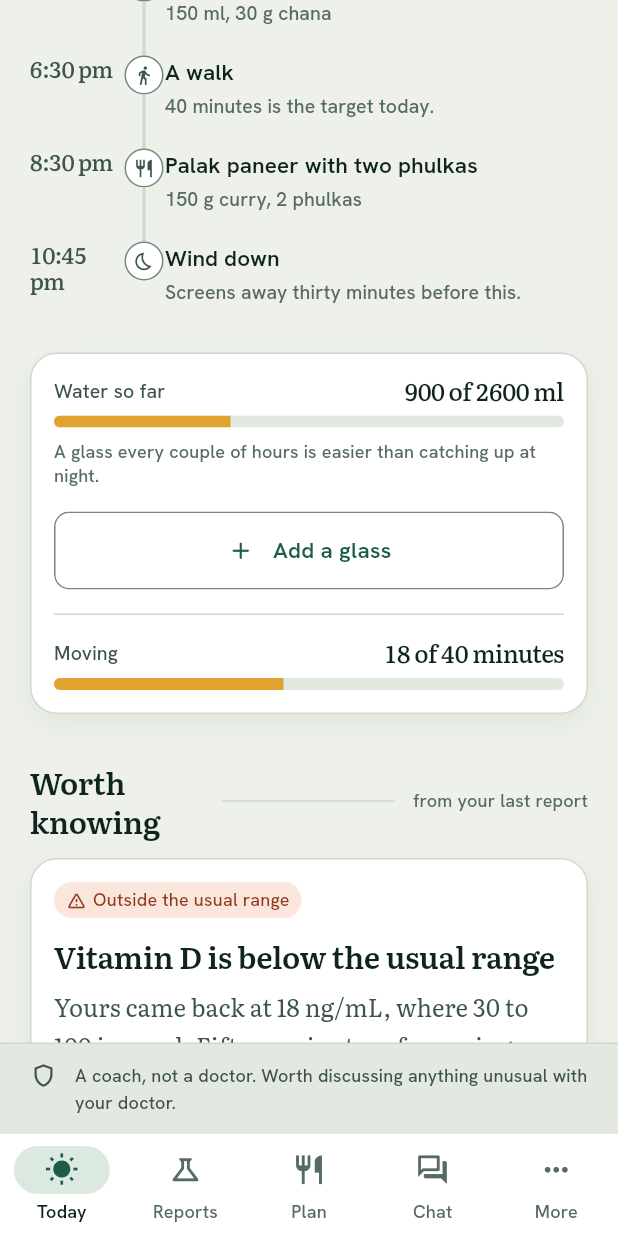
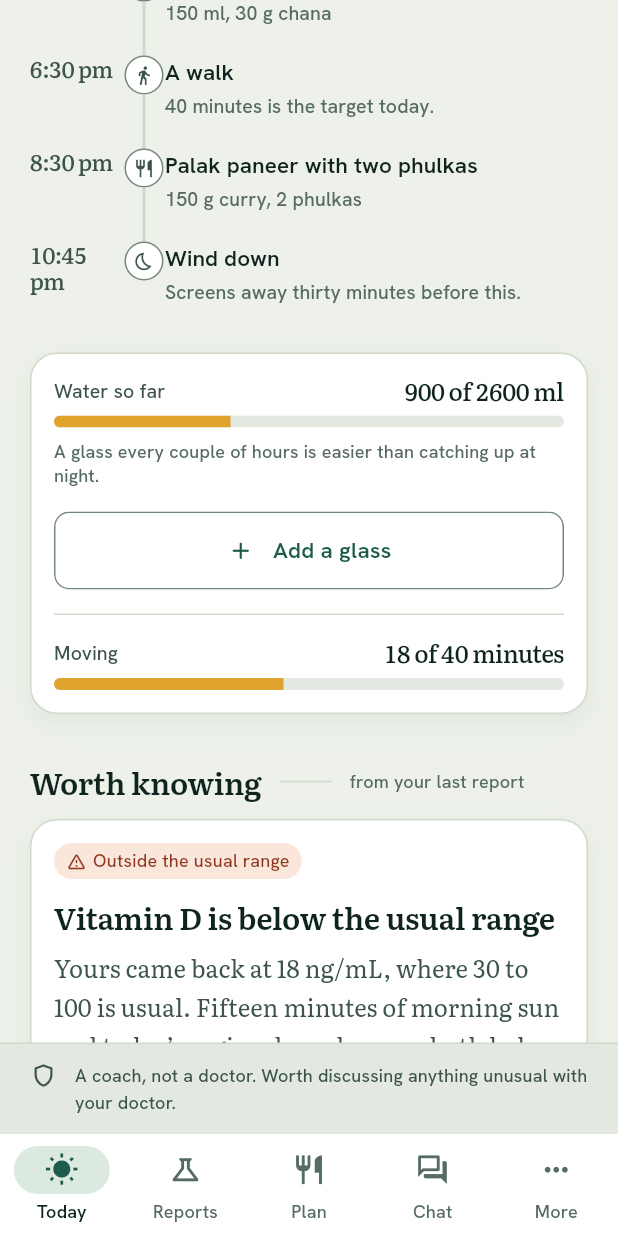
Before and after one commit to saimuthiki/health-sentinel, a Flutter app: the TodayScreen screen opened by its route, scrolled down 1152 dp, on a phone screen of 412 x 824 dp. Run offline on Flutter 3.47's test engine with Material 3 defaults, Android fonts, the phone set to English and light mode, and no system bars; our stand-ins replace fl_chart, flutter_local_notifications, flutter_riverpod, flutter_timezone, go_router, sqflite and 2 more; accounts and stored records are empty.

Commit message:
fix(app): a real layout overflow, found by chasing a test failure
Reading the exception instead of guessing again turned up two things, and one of
them is a genuine defect in the app rather than in the test.

HpSectionHeader laid its note out as a plain Text with no flex, between a
Flexible title and an Expanded hairline rule. A non-flexible child in a Row is
laid out with unbounded width, so the note claimed its full intrinsic width and
left the title and the rule to fight over what remained. On a 360dp constraint --
an ordinary phone -- that produced a real RenderFlex overflow, the black and
yellow stripes, on any section header with a longish note. It went unnoticed
because every existing widget test ran at the 800dp default surface; narrowing
the surface for an unrelated reason is what exposed it.

Now the title and the note are both flexible and weighted 5:4 so the title stays
roomiest, both ellipsise rather than wrap, and the rule gives up its width first
because it is decoration. A test pumps a header at 320dp -- narrower than any
phone worth supporting -- and asserts no exception, so this cannot come back
quietly.

The test failure itself was "Bad state: Too many elements" from inside
scrollUntilVisible, which calls .widget (singular) on the scrollable finder. This
screen has two Scrollables: the ListView and the SelectableText showing the build
command. The scrollable to drive is now named explicitly.

Four cycles on one assertion is three too many. What broke the pattern was
fetching enough of the log to see the actual exception rather than the summary
line -- the summary said only which test failed, and every theory built on that
was a guess. The wider fetch was available the whole time.

Co-Authored-By: Claude Opus 5 <noreply@anthropic.com>
Claude-Session: https://claude.ai/code/session_0146oojm8kR3YRjP3ZvzgL4a

```diff
--- a/app/lib/core/widgets/hp_section_header.dart
+++ b/app/lib/core/widgets/hp_section_header.dart
@@ -37,19 +37,40 @@ class HpSectionHeader extends StatelessWidget {
       child: Row(
         crossAxisAlignment: CrossAxisAlignment.center,
         children: <Widget>[
+          // Every child that can grow is flexible, and the weights keep the title
+          // roomiest. The note used to be a plain Text with no flex, so on a
+          // narrow phone it took its full intrinsic width, left the title and the
+          // rule fighting over what remained, and the Row overflowed -- caught by
+          // a real RenderFlex overflow at 360dp, which is an ordinary phone width.
           Flexible(
+            flex: 5,
             child: Semantics(
               header: true,
-              child: Text(title, style: HpType.headline.copyWith(color: p.ink)),
+              child: Text(
+                title,
+                style: HpType.headline.copyWith(color: p.ink),
+                maxLines: 1,
+                overflow: TextOverflow.ellipsis,
+              ),
             ),
           ),
           const SizedBox(width: HpSpacing.md),
+          // The rule is decoration: it gives up its width first.
           Expanded(
             child: Container(height: 1, color: p.hairline),
           ),
           if (note != null) ...<Widget>[
             const SizedBox(width: HpSpacing.md),
-            Text(note!, style: HpType.micro.copyWith(color: p.inkFaint)),
+            Flexible(
+              flex: 4,
+              child: Text(
+                note!,
+                style: HpType.micro.copyWith(color: p.inkFaint),
+                maxLines: 1,
+                overflow: TextOverflow.ellipsis,
+                textAlign: TextAlign.end,
+              ),
+            ),
           ],
           if (actionLabel != null) ...<Widget>[
             const SizedBox(width: HpSpacing.xs),
```
Also changed, not shown: 2 other files.
